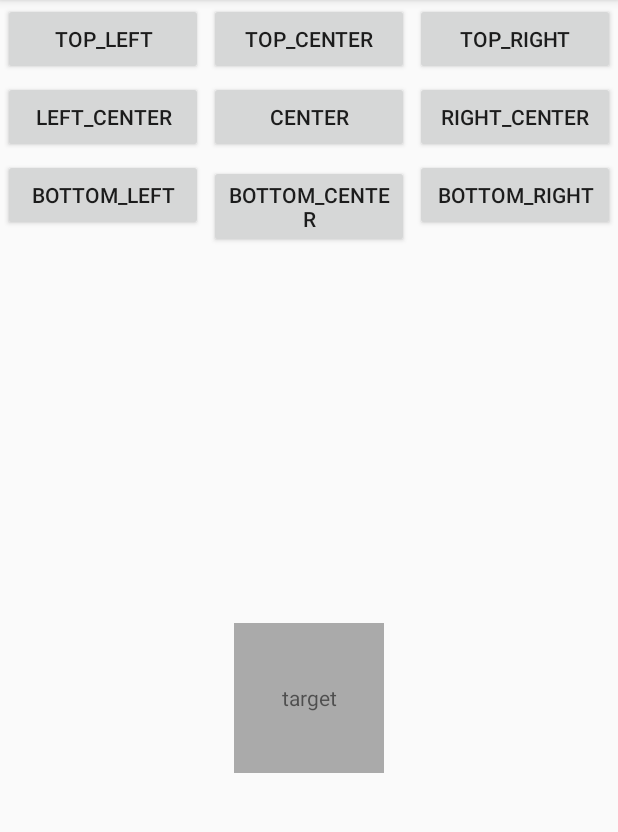
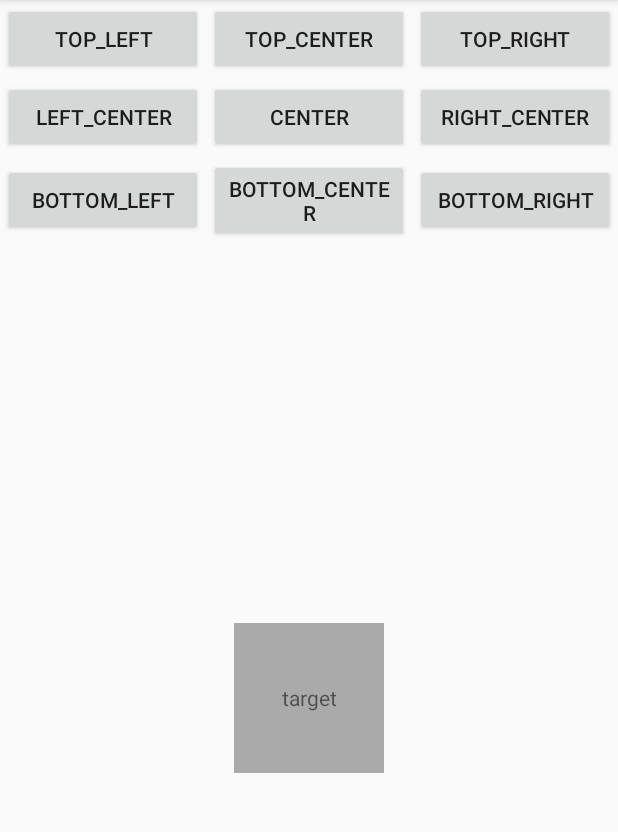
Before and after one commit to zj565061763/poper, an Android app: the screen it shows after launch (MainActivity), on a phone screen of 412 x 824 dp, the part 84-916 px from its top. Run offline under Robolectric (Android 15) with nearby library versions, the phone set to English and light mode, and no system bars.

Commit message:
demo测试

```diff
--- a/app/src/main/java/com/fanwe/www/poper/MainActivity.java
+++ b/app/src/main/java/com/fanwe/www/poper/MainActivity.java
@@ -29,7 +29,7 @@ public class MainActivity extends AppCompatActivity
             }
         });
 
-        TextView popView = new TextView(this);
+        TextView popView = new TextView(this); //创建一个需要Pop的TextView
         popView.setGravity(Gravity.CENTER);
         popView.setText("PopView");
         popView.setBackgroundColor(Color.RED);
--- a/app/src/main/res/layout/activity_main.xml
+++ b/app/src/main/res/layout/activity_main.xml
@@ -8,6 +8,7 @@
     <LinearLayout
         android:layout_width="match_parent"
         android:layout_height="wrap_content"
+        android:gravity="center_vertical"
         android:orientation="horizontal">
         <Button
             android:id="@+id/btn_top_left"
@@ -38,6 +39,7 @@
     <LinearLayout
         android:layout_width="match_parent"
         android:layout_height="wrap_content"
+        android:gravity="center_vertical"
         android:orientation="horizontal">
         <Button
             android:id="@+id/btn_left_center"
@@ -69,6 +71,7 @@
     <LinearLayout
         android:layout_width="match_parent"
         android:layout_height="wrap_content"
+        android:gravity="center_vertical"
         android:orientation="horizontal">
         <Button
             android:id="@+id/btn_bottom_left"
```
